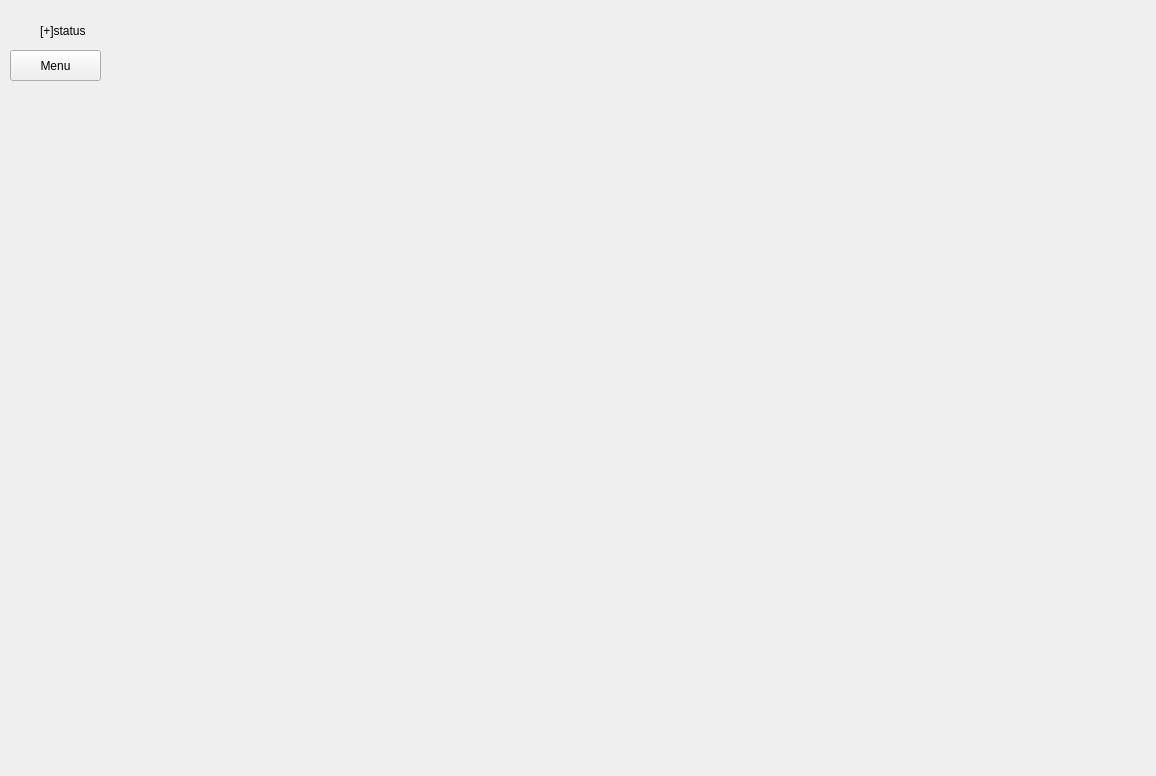
This is regworktime.ui in Vicx95/regworktime as Qt 5 draws it before an edit. The edited form follows.
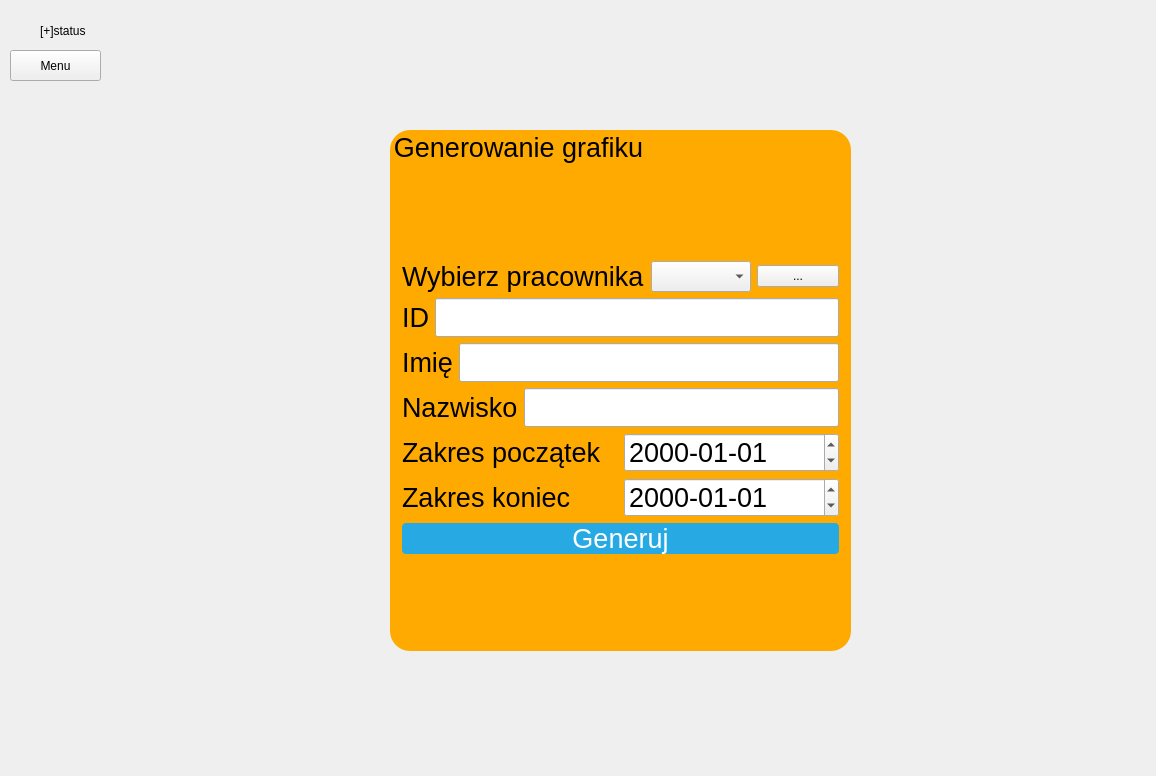
This is the edited form. The open tabs and pages were chosen to show the change. Icons and pictures are not drawn.

Commit message: add schedule function generating

Diff of the .ui file:
```diff
--- a/regworktime.ui
+++ b/regworktime.ui
@@ -1253,21 +1253,230 @@
     </widget>
    </widget>
    <widget class="QWidget" name="reportPage">
-    <widget class="QWidget" name="widget_report" native="true">
+    <widget class="QGroupBox" name="generateScheduleForm">
      <property name="geometry">
       <rect>
        <x>390</x>
-       <y>190</y>
-       <width>331</width>
-       <height>231</height>
+       <y>30</y>
+       <width>461</width>
+       <height>521</height>
       </rect>
      </property>
+     <property name="font">
+      <font>
+       <pointsize>20</pointsize>
+      </font>
+     </property>
      <property name="styleSheet">
-      <string notr="true">#widget_report{
+      <string notr="true">#generateScheduleForm{
+	background:rgb(255,170,0);
+	border-radius: 20px;
 	
 	border-image: url(:/img/resources/report.png);
 }</string>
      </property>
+     <property name="title">
+      <string>Generowanie grafiku</string>
+     </property>
+     <layout class="QVBoxLayout" name="verticalLayout_9">
+      <item>
+       <layout class="QVBoxLayout" name="verticalLayout_11">
+        <item>
+         <layout class="QHBoxLayout" name="horizontalLayout_35">
+          <item>
+           <widget class="QLabel" name="label_17">
+            <property name="font">
+             <font>
+              <pointsize>20</pointsize>
+             </font>
+            </property>
+            <property name="text">
+             <string>Wybierz pracownika</string>
+            </property>
+           </widget>
+          </item>
+          <item>
+           <widget class="QComboBox" name="generateScheduleEmployeeList">
+            <property name="font">
+             <font>
+              <pointsize>14</pointsize>
+             </font>
+            </property>
+           </widget>
+          </item>
+          <item>
+           <widget class="QPushButton" name="getEmployeeListGenerateSchedule">
+            <property name="text">
+             <string>...</string>
+            </property>
+           </widget>
+          </item>
+         </layout>
+        </item>
+        <item>
+         <layout class="QHBoxLayout" name="horizontalLayout_36">
+          <item>
+           <widget class="QLabel" name="label_18">
+            <property name="font">
+             <font>
+              <pointsize>20</pointsize>
+             </font>
+            </property>
+            <property name="text">
+             <string>ID</string>
+            </property>
+           </widget>
+          </item>
+          <item>
+           <widget class="QLineEdit" name="generateID">
+            <property name="font">
+             <font>
+              <pointsize>20</pointsize>
+             </font>
+            </property>
+           </widget>
+          </item>
+         </layout>
+        </item>
+        <item>
+         <layout class="QHBoxLayout" name="horizontalLayout_37">
+          <item>
+           <widget class="QLabel" name="label_19">
+            <property name="font">
+             <font>
+              <pointsize>20</pointsize>
+             </font>
+            </property>
+            <property name="text">
+             <string>Imię</string>
+            </property>
+           </widget>
+          </item>
+          <item>
+           <widget class="QLineEdit" name="generateScheduleName">
+            <property name="font">
+             <font>
+              <pointsize>20</pointsize>
+             </font>
+            </property>
+           </widget>
+          </item>
+         </layout>
+        </item>
+        <item>
+         <layout class="QHBoxLayout" name="horizontalLayout_38">
+          <item>
+           <widget class="QLabel" name="label_20">
+            <property name="font">
+             <font>
+              <pointsize>20</pointsize>
+             </font>
+            </property>
+            <property name="text">
+             <string>Nazwisko</string>
+            </property>
+           </widget>
+          </item>
+          <item>
+           <widget class="QLineEdit" name="generateScheduleSurname">
+            <property name="font">
+             <font>
+              <pointsize>20</pointsize>
+             </font>
+            </property>
+           </widget>
+          </item>
+         </layout>
+        </item>
+        <item>
+         <layout class="QHBoxLayout" name="horizontalLayout_39">
+          <item>
+           <widget class="QLabel" name="workStartDatelabel_3">
+            <property name="font">
+             <font>
+              <pointsize>20</pointsize>
+             </font>
+            </property>
+            <property name="text">
+             <string>Zakres początek</string>
+            </property>
+           </widget>
+          </item>
+          <item>
+           <widget class="QDateEdit" name="dateStart">
+            <property name="font">
+             <font>
+              <pointsize>20</pointsize>
+             </font>
+            </property>
+            <property name="displayFormat">
+             <string>yyyy-MM-dd</string>
+            </property>
+           </widget>
+          </item>
+         </layout>
+        </item>
+        <item>
+         <layout class="QHBoxLayout" name="horizontalLayout_41">
+          <item>
+           <widget class="QLabel" name="workStartDatelabel_5">
+            <property name="font">
+             <font>
+              <pointsize>20</pointsize>
+             </font>
+            </property>
+            <property name="text">
+             <string>Zakres koniec</string>
+            </property>
+           </widget>
+          </item>
+          <item>
+           <widget class="QDateEdit" name="dateEnd">
+            <property name="font">
+             <font>
+              <pointsize>20</pointsize>
+             </font>
+            </property>
+            <property name="displayFormat">
+             <string>yyyy-MM-dd</string>
+            </property>
+           </widget>
+          </item>
+         </layout>
+        </item>
+        <item>
+         <layout class="QHBoxLayout" name="horizontalLayout_42">
+          <item>
+           <widget class="QPushButton" name="generateButton">
+            <property name="font">
+             <font>
+              <pointsize>20</pointsize>
+             </font>
+            </property>
+            <property name="styleSheet">
+             <string notr="true">#generateButton{
+	color: white;
+background-color: #27a9e3;
+border-width:0px;
+border-radius: 4px;
+}
+
+#generateButton:hover{
+
+background-color: #66c011;
+
+}</string>
+            </property>
+            <property name="text">
+             <string>Generuj</string>
+            </property>
+           </widget>
+          </item>
+         </layout>
+        </item>
+       </layout>
+      </item>
+     </layout>
     </widget>
    </widget>
    <widget class="QWidget" name="manualregisterPage">
```
Left out of the diff: 7 changed lines with no effect on the pictures. The commit also changes 4 other files.
